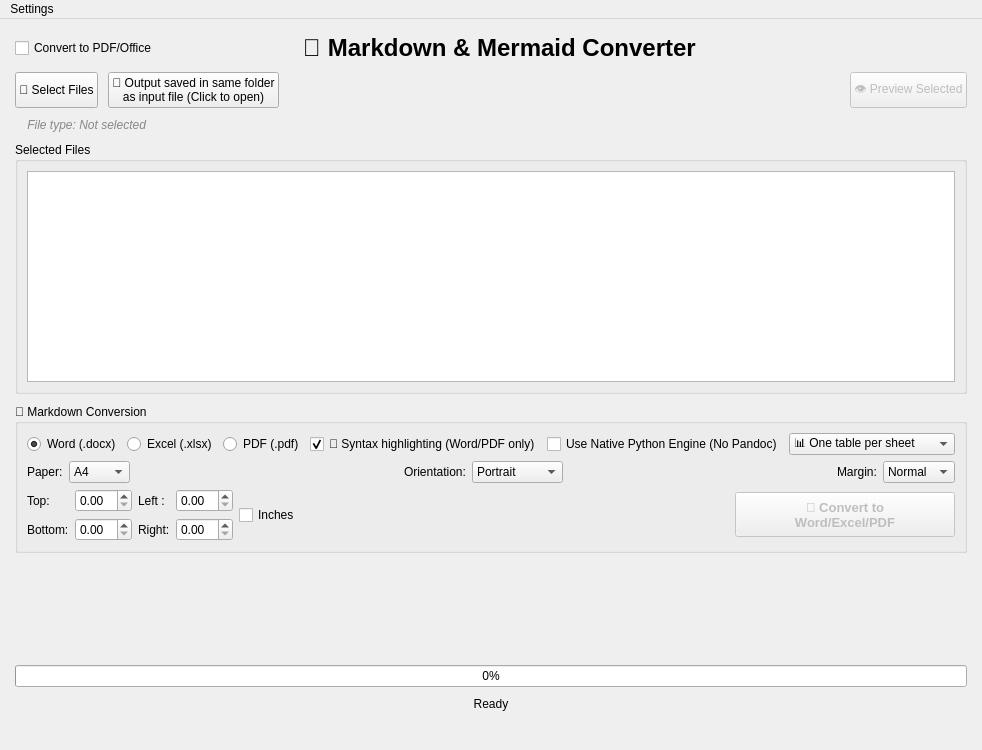
This is ui/main_window.ui in Arean82/Markdown-to-Word-Excel-Converter as Qt 5 draws it before an edit. The edited form follows.
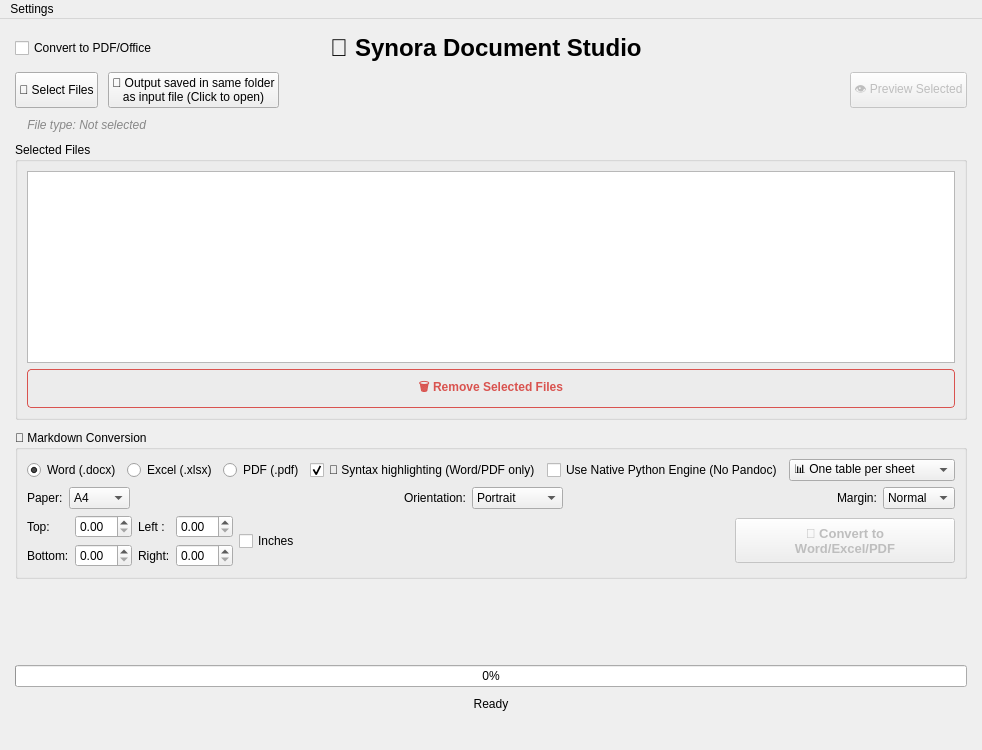
This is the edited form.

Commit message: feat: implement main window UI and core logic for document conversion features

What changed in the file:
```diff
--- a/ui/main_window.ui
+++ b/ui/main_window.ui
@@ -61,7 +61,7 @@
          </font>
         </property>
         <property name="text">
-         <string>📄 Markdown &amp; Mermaid Converter</string>
+         <string>📄 Synora Document Studio</string>
         </property>
         <property name="alignment">
          <set>Qt::AlignmentFlag::AlignCenter</set>
@@ -199,7 +199,7 @@
          </property>
         </widget>
        </item>
-      </layout>
+      <item><widget class="QPushButton" name="btnDeleteSelected"><property name="text"><string>🗑️ Remove Selected Files</string></property><property name="styleSheet"><string>padding: 8px; color: #d9534f; font-weight: bold; border-radius: 4px; border: 1px solid #d9534f;</string></property></widget></item></layout>
      </widget>
     </item>
     <item>
```
Left out of the diff: 24 changed lines with no effect on the pictures. The commit also changes 7 other files.
